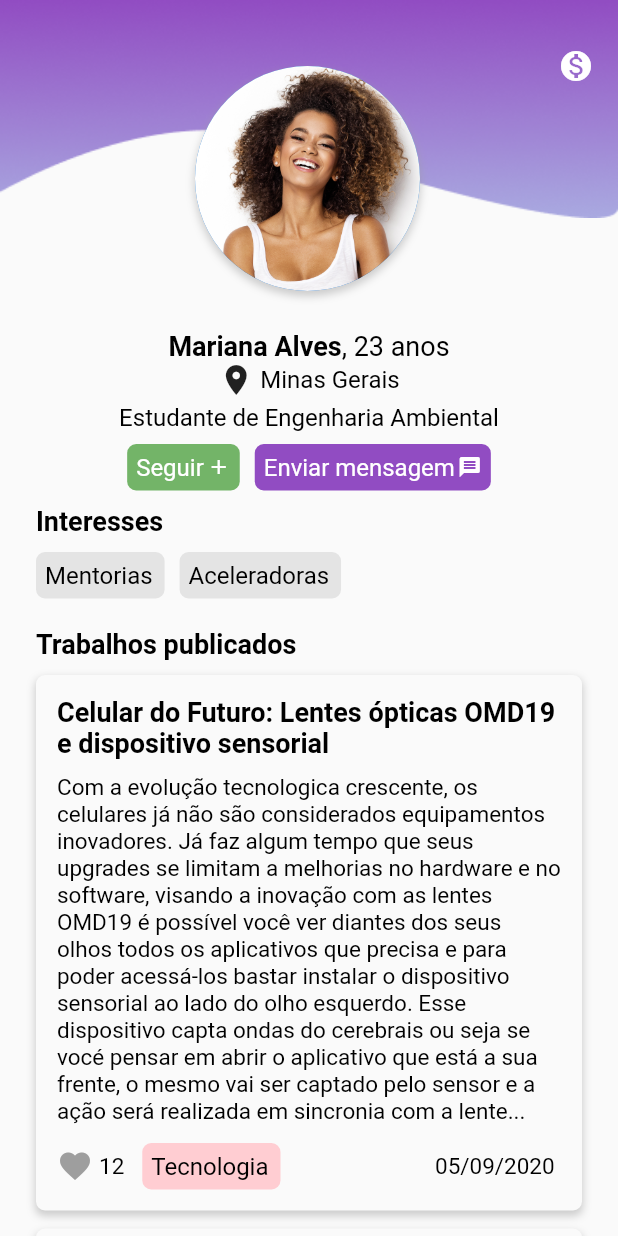
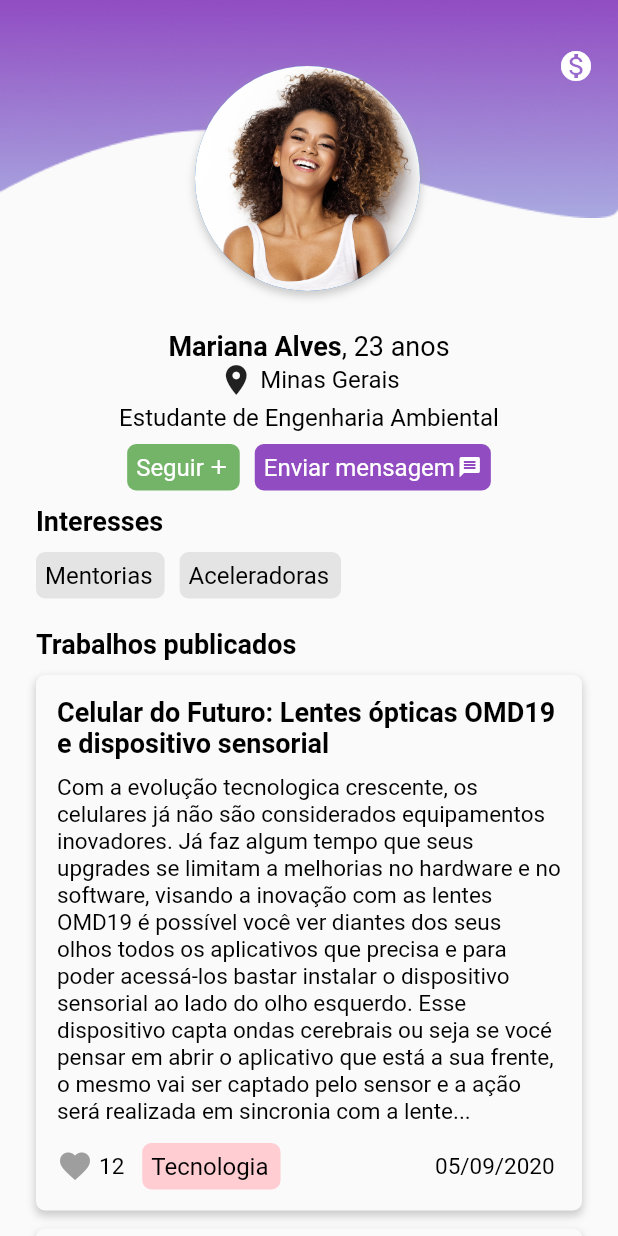
Before and after one commit to isadoraoliv/megahack_women, a Flutter app: the Profile screen opened directly, on a phone screen of 412 x 824 dp. Run offline on Flutter 3.47's test engine with Material 2 defaults, Android fonts, the light colour scheme and no system bars; our stand-ins replace bubble, google_fonts.

Commit message:
remove imports

```diff
--- a/lib/features/profile/profile.dart
+++ b/lib/features/profile/profile.dart
@@ -2,7 +2,6 @@ import 'package:flutter/material.dart';
 import 'package:google_fonts/google_fonts.dart';
 import 'package:megahack_women/features/plans/plans.dart';
 import 'package:megahack_women/features/publish_details/publish_details.dart';
-import 'package:megahack_women/features/settings/settings.dart';
 import 'package:megahack_women/features/shared/widgets/card_profile.dart';
 import 'package:megahack_women/features/shared/widgets/tag.dart';
 import 'package:megahack_women/utils/app_colors.dart';
@@ -188,7 +187,7 @@ class _ProfileState extends State<Profile> {
                       title:
                           "Celular do Futuro: Lentes ópticas OMD19 e dispositivo sensorial",
                       subtitle:
-                          "Com a evolução tecnologica crescente, os celulares já não são considerados equipamentos inovadores. Já faz algum tempo que seus upgrades se limitam a melhorias no hardware e no software, visando a inovação com as lentes OMD19 é possível você ver diantes dos seus olhos todos os aplicativos que precisa e para poder acessá-los bastar instalar o dispositivo sensorial ao lado do olho esquerdo. Esse dispositivo capta ondas do cerebrais ou seja se vocé pensar em abrir o aplicativo que está a sua frente, o mesmo vai ser captado pelo sensor e a ação será realizada em sincronia com a lente...",
+                          "Com a evolução tecnologica crescente, os celulares já não são considerados equipamentos inovadores. Já faz algum tempo que seus upgrades se limitam a melhorias no hardware e no software, visando a inovação com as lentes OMD19 é possível você ver diantes dos seus olhos todos os aplicativos que precisa e para poder acessá-los bastar instalar o dispositivo sensorial ao lado do olho esquerdo. Esse dispositivo capta ondas cerebrais ou seja se vocé pensar em abrir o aplicativo que está a sua frente, o mesmo vai ser captado pelo sensor e a ação será realizada em sincronia com a lente...",
                       textTag: "Tecnologia",
                       like: "12",
                       data: "05/09/2020",
--- a/lib/features/profile_company/profile_company.dart
+++ b/lib/features/profile_company/profile_company.dart
@@ -1,6 +1,5 @@
 import 'package:flutter/material.dart';
 import 'package:google_fonts/google_fonts.dart';
-import 'package:megahack_women/features/login/login.dart';
 import 'package:megahack_women/features/settings/settings.dart';
 import 'package:megahack_women/features/shared/widgets/card_project.dart';
 import 'package:megahack_women/features/shared/widgets/tag.dart';
--- a/lib/main.dart
+++ b/lib/main.dart
@@ -1,5 +1,4 @@
 import 'package:flutter/material.dart';
-import 'package:megahack_women/features/home/home.dart';
 import 'package:megahack_women/features/login/login.dart';
 
 void main() {
```
Also changed, not shown: 2 other files.
